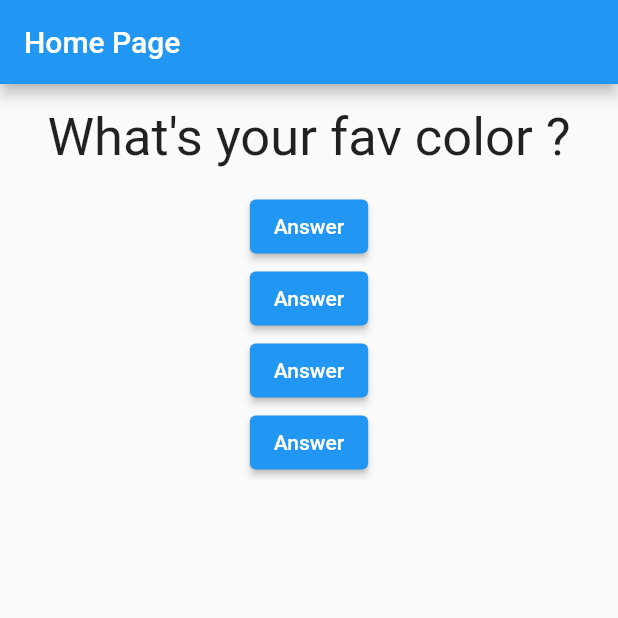
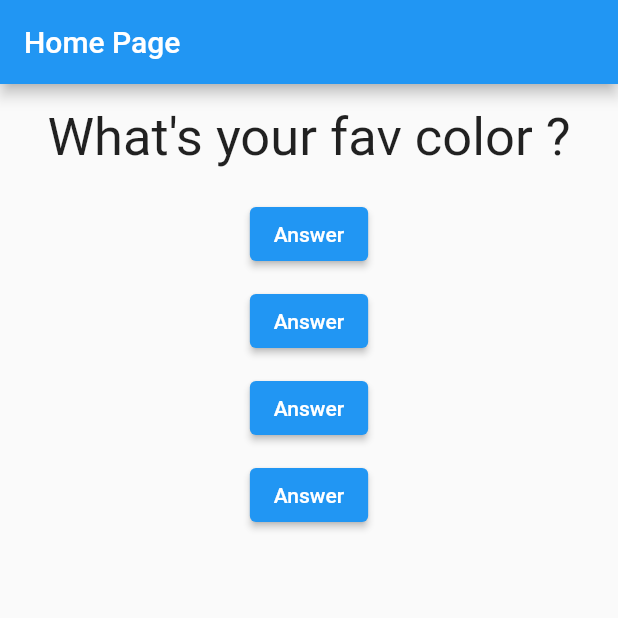
Before and after one commit to abhishekdwibedy-2002/Flutter-Workspace, a Flutter app: the screen it shows after launch, on a phone screen of 412 x 824 dp, the top half of it. Run offline on Flutter 3.47's test engine with Material 2 defaults, Android fonts, the phone set to English and light mode, and no system bars.

Commit message:
flutter code

```diff
--- /dev/null
+++ b/dt21_02_22/lib/answer.dart
@@ -0,0 +1,20 @@
+// ignore_for_file: use_key_in_widget_constructors, prefer_const_constructors_in_immutables, avoid_unnecessary_containers
+
+import 'package:flutter/material.dart';
+
+class Answer extends StatelessWidget {
+  final VoidCallback que;
+
+  Answer(this.que);
+
+  @override
+  Widget build(BuildContext context) {
+    return Container(
+      margin: const EdgeInsets.all(5.0),
+      child: ElevatedButton(
+        onPressed: que,
+        child: const Text('Answer'),
+      ),
+    );
+  }
+}
--- a/dt21_02_22/lib/main.dart
+++ b/dt21_02_22/lib/main.dart
@@ -1,6 +1,7 @@
 // ignore_for_file: prefer_const_constructors, avoid_print, unused_local_variable
 import 'package:flutter/material.dart';
 import './question.dart';
+import './answer.dart';
 
 void main() {
   runApp(const MyApp());
@@ -39,22 +40,10 @@ class _MyAppState extends State<MyApp> {
             Question(
               questionList[index],
             ),
-            ElevatedButton(
-              onPressed: question,
-              child: Text('Answer'),
-            ),
-            ElevatedButton(
-              onPressed: question,
-              child: Text('Answer'),
-            ),
-            ElevatedButton(
-              onPressed: question,
-              child: Text('Answer'),
-            ),
-            ElevatedButton(
-              onPressed: question,
-              child: Text('Answer'),
-            ),
+            Answer(question),
+            Answer(question),
+            Answer(question),
+            Answer(question),
           ],
         ),
       ),
```
